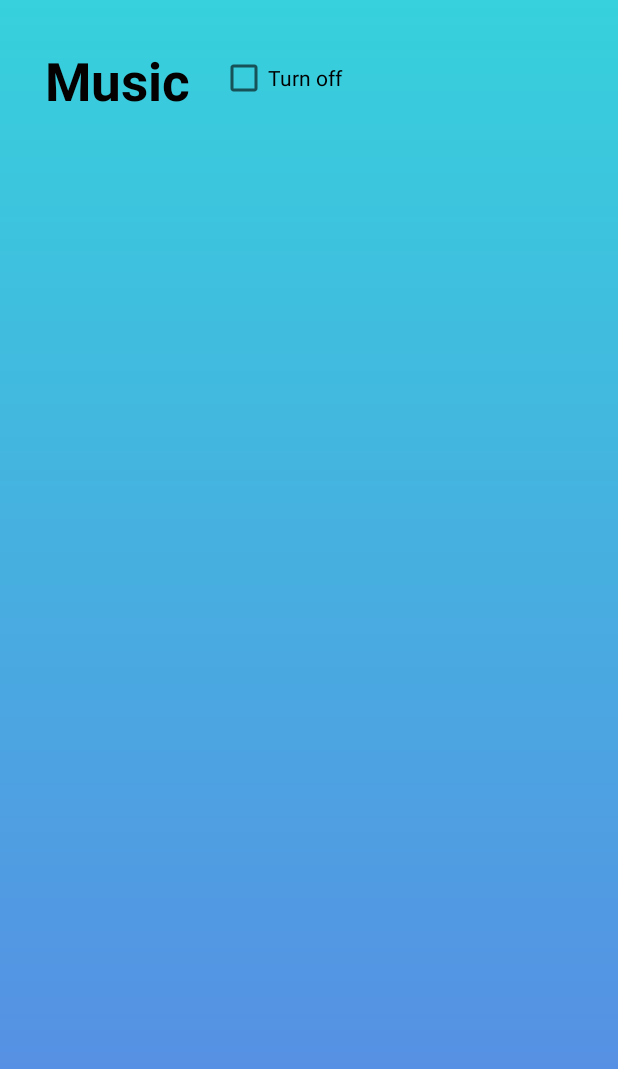
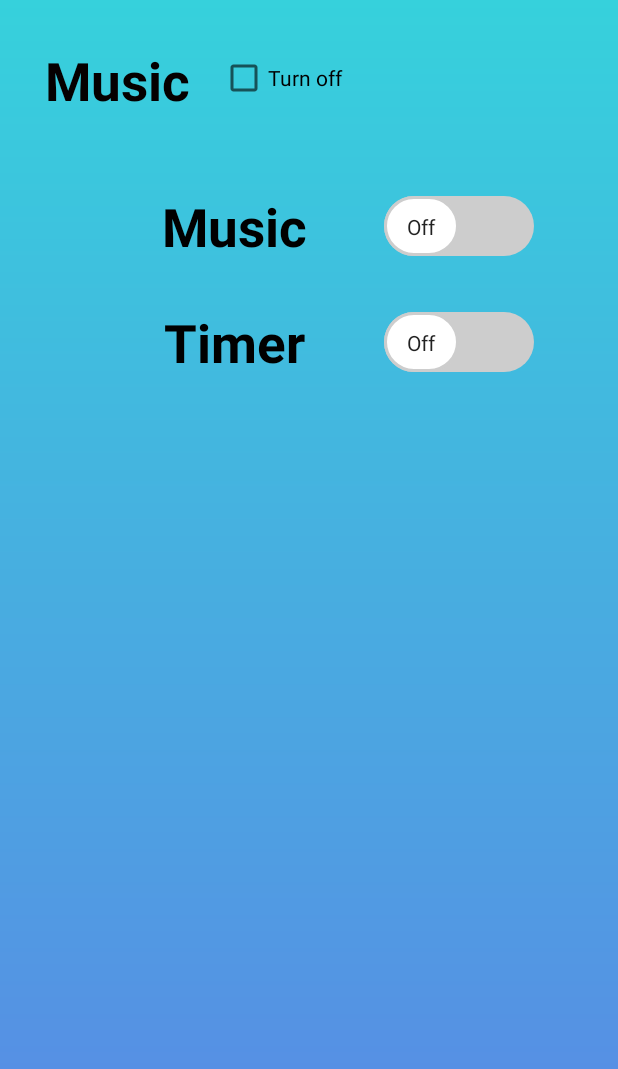
Before and after one commit to pceu/WordGame, an Android app: the screen it shows after launch (SettingActivity), after a tap on "SETTING", on a phone screen of 412 x 824 dp. Shown: the top 1069 px of the screen. Run offline under Robolectric (Android 15) with nearby library versions, the phone set to English and light mode, and no system bars; our stand-ins replace Room's generated code.

Commit message:
Work on Setting Activity:  - create SwitchCompat for Timer and Music (both java and xml file)  - implement switch buttons for timer and music  - create and work on switch_thumb.xml  - create and work on switch_track.xml  - modified and add some colors to colors.xml  - add some string to strings.xml

```diff
--- a/app/src/main/java/com/example/wordgame/SettingActivity.java
+++ b/app/src/main/java/com/example/wordgame/SettingActivity.java
@@ -1,7 +1,10 @@
 package com.example.wordgame;
 
 import androidx.appcompat.app.AppCompatActivity;
+import androidx.appcompat.widget.SwitchCompat;
+
 import android.os.Bundle;
+import android.view.View;
 import android.widget.CheckBox;
 import android.widget.CompoundButton;
 
@@ -9,10 +12,59 @@ public class SettingActivity extends AppCompatActivity {
 
     public static int bkgdchecked = 0;
 
+    // if timerSwitch and bkgdchecked set Off = 0 and set On = 1 (this will be the value assign to timerSet and Music to track)
+    // this is set as static because we need to check this value from other activity and class thus must be available to the whole class in the project
+    public static int timerSet = 0;
+    //public static int bgMusicSet;
+
+    // Switch buttons
+    SwitchCompat timerSwitch;
+    SwitchCompat musicSwitch;
+
     @Override
     protected void onCreate(Bundle savedInstanceState) {
         super.onCreate(savedInstanceState);
         setContentView(R.layout.activity_setting);
+
+        // assign switch to it's id
+        timerSwitch = findViewById(R.id.timer_switch);
+        musicSwitch = findViewById(R.id.music_switch);
+
+        // check the timerSet or bkgdchecked value whether it is 0 or 1, and set the timerSwitch or musicSwitch to On if timerSet = 1
+        // we don't need to check for off as it is set to Off state by default
+        if(timerSet == 1) { timerSwitch.setChecked(true); }
+        if (bkgdchecked == 1) {musicSwitch.setChecked(true); }
+
+        /*
+           timerSwitch onClickListener change the value of timerSet either as 0 or 1 (0 = off, 1 = on)
+           setting it as on means user wants to play the game with timer mode
+         */
+        timerSwitch.setOnClickListener(new View.OnClickListener() {
+            @Override
+            public void onClick(View view) {
+                if(timerSwitch.isChecked()) {
+                    timerSwitch.setChecked(true);
+                    timerSet = 1;
+                } else {
+                    timerSet = 0;
+                }
+            }
+        });
+
+        /*
+           musicSwitch onClickListener change the value of bkgdchecked either as 0 or 1 (0 = off, 1 = on)
+           setting it as on means user wants music to be on while playing
+         */
+        musicSwitch.setOnClickListener(new View.OnClickListener() {
+            @Override
+            public void onClick(View view) {
+                if(musicSwitch.isChecked()) {
+                    bkgdchecked = 1;
+                } else {
+                    bkgdchecked = 0;
+                }
+            }
+        });
 
         bkgdMusicoff();
     }
@@ -24,7 +76,6 @@ public class SettingActivity extends AppCompatActivity {
             public void onCheckedChanged(CompoundButton compoundButton, boolean b) {
 
                 if (compoundButton.isChecked()){
-
                     bkgdchecked = 1;
                 } else {
                     bkgdchecked = 0;
@@ -32,4 +83,11 @@ public class SettingActivity extends AppCompatActivity {
             }
         });
     }
+
+    /*
+        ======================== Credits  ==========================
+        + using SwitchCompat is learned from:
+            - https://www.youtube.com/watch?v=mT0ymLOaGhI by Android Coding
+            - and from Android Developer website (https://developer.android.com/reference/androidx/appcompat/widget/SwitchCompat)
+     */
 }
--- /dev/null
+++ b/app/src/main/res/drawable/switch_thumb.xml
@@ -0,0 +1,21 @@
+<?xml version="1.0" encoding="utf-8"?>
+<selector xmlns:android="http://schemas.android.com/apk/res/android">
+    <item android:state_checked="true">
+        <shape android:shape="rectangle">
+            <solid android:color="@color/appBackgroundStart"/>
+            <size android:width="50dp" android:height="40dp"/>
+            <corners android:radius="40dp"/>
+            <stroke android:width="2dp" android:color="@color/white"/>
+        </shape>
+    </item>
+
+    <item android:state_checked="false">
+        <shape android:shape="rectangle">
+            <solid android:color="@color/white"/>
+            <size android:width="50dp" android:height="40dp"/>
+            <corners android:radius="40dp"/>
+            <stroke android:width="2dp" android:color="@color/grey"/>
+        </shape>
+    </item>
+
+</selector>
--- /dev/null
+++ b/app/src/main/res/drawable/switch_track.xml
@@ -0,0 +1,17 @@
+<?xml version="1.0" encoding="utf-8"?>
+<selector xmlns:android="http://schemas.android.com/apk/res/android">
+    <item android:state_checked="true">
+        <shape android:shape="rectangle">
+            <solid android:color="@color/white"/>
+            <corners android:radius="200dp"/>
+        </shape>
+    </item>
+
+    <item android:state_checked="false">
+        <shape android:shape="rectangle">
+            <solid android:color="@color/grey"/>
+            <corners android:radius="200dp"/>
+        </shape>
+    </item>
+
+</selector>
--- a/app/src/main/res/layout/activity_setting.xml
+++ b/app/src/main/res/layout/activity_setting.xml
@@ -3,6 +3,7 @@
     xmlns:tools="http://schemas.android.com/tools"
     android:layout_width="match_parent"
     android:layout_height="match_parent"
+    xmlns:app="http://schemas.android.com/apk/res-auto"
     android:background="@drawable/app_background"
     tools:context=".SettingActivity"
     android:orientation="vertical">
@@ -32,5 +33,42 @@
 
 
     </LinearLayout>
+    <LinearLayout
+        android:layout_width="wrap_content"
+        android:layout_height="wrap_content"
+        android:orientation="vertical"
+        android:layout_gravity="center"
+        android:layout_marginTop="50dp">
+
+        <androidx.appcompat.widget.SwitchCompat
+            android:id="@+id/music_switch"
+            android:layout_width="300dp"
+            android:layout_height="wrap_content"
+            android:text="@string/music_text"
+            android:textSize="35sp"
+            android:textStyle="bold"
+            android:textOff="@string/text_off"
+            android:textOn="@string/text_on"
+            android:gravity="center"
+            android:thumb="@drawable/switch_thumb"
+            app:track="@drawable/switch_track"
+            app:showText="true"/>
+
+        <androidx.appcompat.widget.SwitchCompat
+            android:id="@+id/timer_switch"
+            android:layout_marginTop="30dp"
+            android:layout_width="300dp"
+            android:layout_height="wrap_content"
+            android:text="@string/timer_text"
+            android:textSize="35sp"
+            android:textStyle="bold"
+            android:textOff="@string/text_off"
+            android:textOn="@string/text_on"
+            android:gravity="center"
+            android:thumb="@drawable/switch_thumb"
+            app:track="@drawable/switch_track"
+            app:showText="true" />
+
+    </LinearLayout>
 
 </LinearLayout>
--- a/app/src/main/res/values/colors.xml
+++ b/app/src/main/res/values/colors.xml
@@ -7,4 +7,6 @@
     <color name="appBackgroundStart">#36D1DC</color>
     <color name="appBackgroundEnd">#5B86E5</color>
     <color name="white">#ffff</color>
+    <color name="orange_color">#ed6321</color>
+    <color name="grey">#cdcdcd</color>
 </resources>
--- a/app/src/main/res/values/strings.xml
+++ b/app/src/main/res/values/strings.xml
@@ -1,3 +1,8 @@
 <resources>
     <string name="app_name">WordGame</string>
+    <string name="music_text">Music</string>
+    <string name="timer_text">Timer</string>
+    <string name="text_off">Off</string>
+    <string name="text_on">On</string>
+
 </resources>
```
